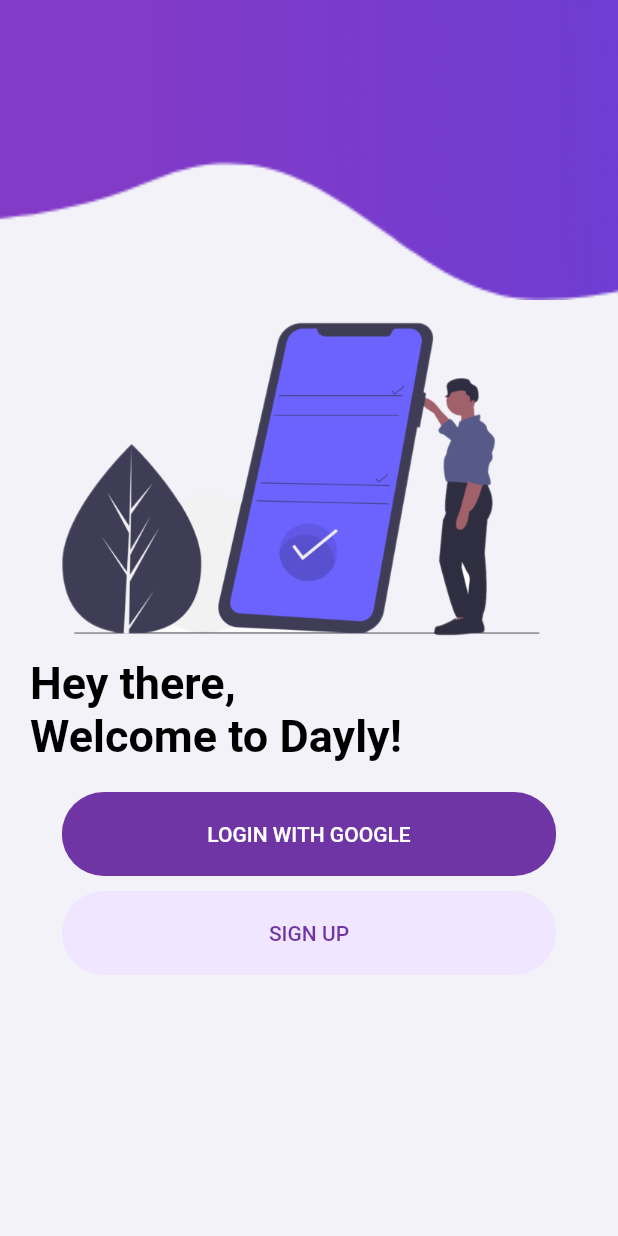
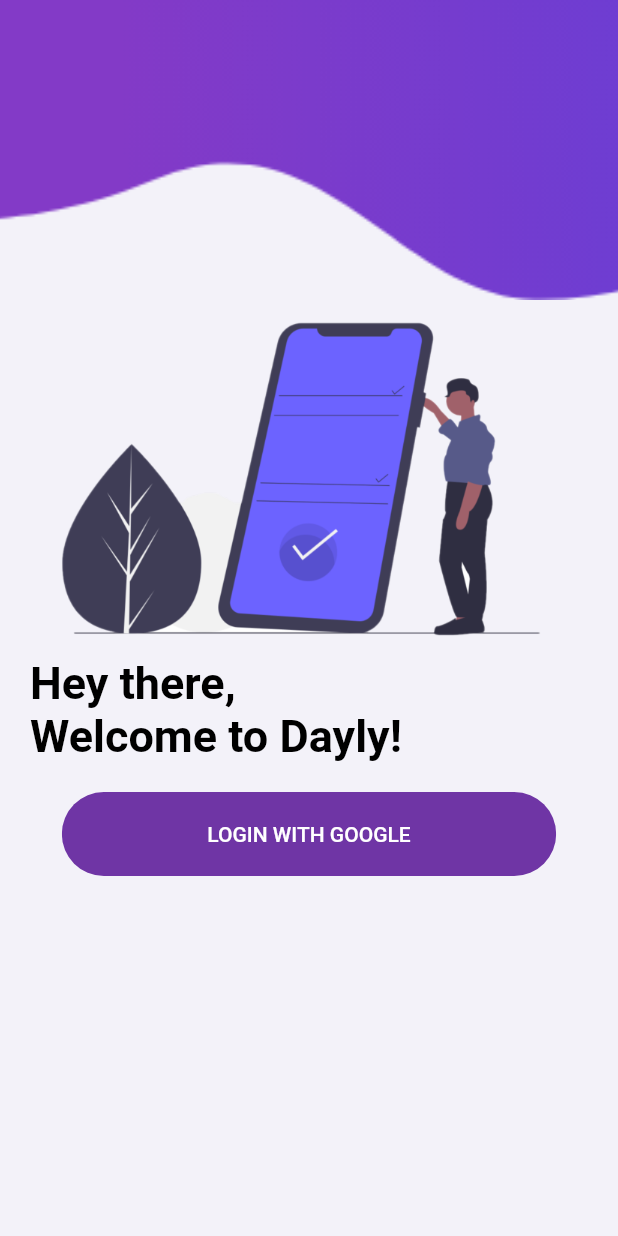
Before and after one commit to chwoozy/dayly, a Flutter app: the screen it shows after launch, after a tap on "LOGIN WITH GOOGLE", on a phone screen of 412 x 824 dp. Run offline on Flutter 3.47's test engine with Material 2 defaults, Android fonts, the phone set to English and light mode, and no system bars; our stand-ins replace cloud_firestore, curved_navigation_bar, firebase_auth, firebase_storage, flutter_spinkit, google_sign_in and 1 more; missing offline and left inert: date_utils, googleapis; accounts and stored records are empty.

Commit message:
recommit landing changes

```diff
--- a/lib/pages/authenticate/landing.dart
+++ b/lib/pages/authenticate/landing.dart
@@ -71,14 +71,6 @@ class _LandingState extends State<Landing> {
                   // Navigator.pushNamed(context, '/login');
                 },
               ),
-              RoundedButton(
-                text: "SIGN UP",
-                color: primaryLightColor,
-                textColor: primaryPurple,
-                press: () {
-                  Navigator.pushNamed(context, '/signup');
-                },
-              )
             ],
           )),
     );
--- a/lib/services/auth.dart
+++ b/lib/services/auth.dart
@@ -11,7 +11,6 @@ class AuthService {
   final GoogleSignIn _googleSignIn = GoogleSignIn(scopes: <String>[
     CalendarApi.CalendarScope,
   ]);
-  Map<String, String> _authHeaders;
 
   // User Object from FirebaseUser
   User _userFromFirebaseUser(FirebaseUser user) {
@@ -34,7 +33,7 @@ class AuthService {
     final headers = await googleSignInAccount.authHeaders;
     final httpClient = GoogleHttpClient(headers);
     var calendar = CalendarApi(httpClient);
-    DateTime firstDayOfMonth = DateTime.;
+    DateTime firstDayOfMonth = Utils.firstDayOfMonth(DateTime.now());
     DateTime lastDayOfMonth = Utils.lastDayOfMonth(DateTime.now());
     var calEvents = calendar.events.list("primary",
         timeMax: lastDayOfMonth.toUtc(), timeMin: firstDayOfMonth.toUtc());
@@ -71,10 +70,6 @@ class AuthService {
           .updateUserData(user.email, user.displayName, user.photoUrl);
       print("First-time sign up with Google success!");
     }
-
-    print("Getting Auth Headers...");
-    _authHeaders = await googleSignInAccount.authHeaders;
-    print("Retrieved Auth Headers!");
 
     return 'Sign in with google succeeded: $user';
   }
```
